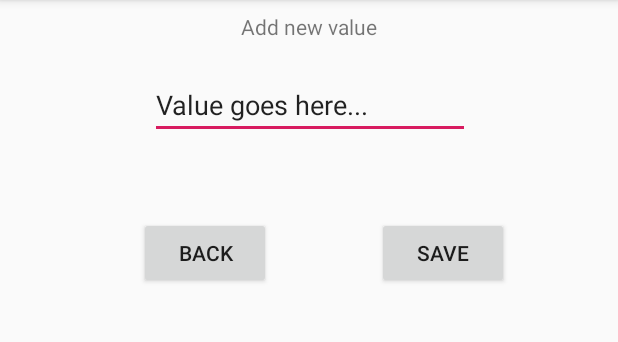
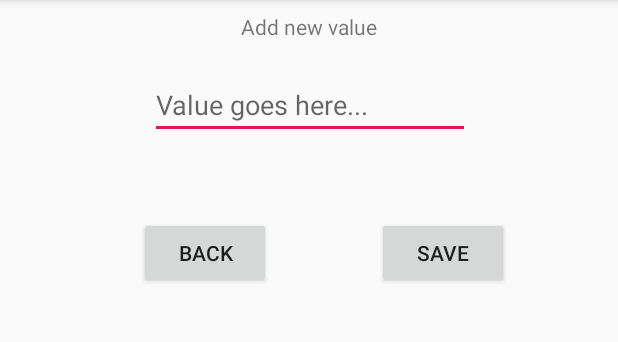
Before and after one commit to simranpalia/AndroidAppWithDB, an Android app: the AddData screen opened directly, with no data from a screen before it, on a phone screen of 412 x 824 dp, the part 84-426 px from its top. Run offline under Robolectric (Android 15) with nearby library versions, the phone set to English and light mode, and no system bars.

Commit message:
UI tweaks.

```diff
--- a/app/src/main/java/com/borderpass/appwithdb/MainActivity.java
+++ b/app/src/main/java/com/borderpass/appwithdb/MainActivity.java
@@ -16,6 +16,9 @@ public class MainActivity extends AppCompatActivity {
     public void startGetData(View view) {
         Intent intent=new Intent(this,GetData.class);
         startActivity(intent);
+    }
 
+    public void startAddDataActivity(View view) {
+        startActivity(new Intent(this,AddData.class));
     }
 }
--- a/app/src/main/res/layout/activity_add_data.xml
+++ b/app/src/main/res/layout/activity_add_data.xml
@@ -55,7 +55,8 @@
                 android:layout_marginRight="8dp"
                 android:ems="10"
                 android:inputType="textPersonName"
-                android:text="Value goes here..."
+                android:text=""
+                android:hint="Value goes here..."
                 app:layout_constraintEnd_toEndOf="parent"
                 app:layout_constraintHorizontal_bias="0.503"
                 app:layout_constraintStart_toStartOf="parent"
--- a/app/src/main/res/layout/activity_main.xml
+++ b/app/src/main/res/layout/activity_main.xml
@@ -52,6 +52,7 @@
                 android:layout_marginLeft="8dp"
                 android:layout_marginTop="40dp"
                 android:layout_marginEnd="8dp"
+                android:onClick="startAddDataActivity"
                 android:layout_marginRight="8dp"
                 android:text="Add Data"
                 app:layout_constraintEnd_toEndOf="parent"
```
